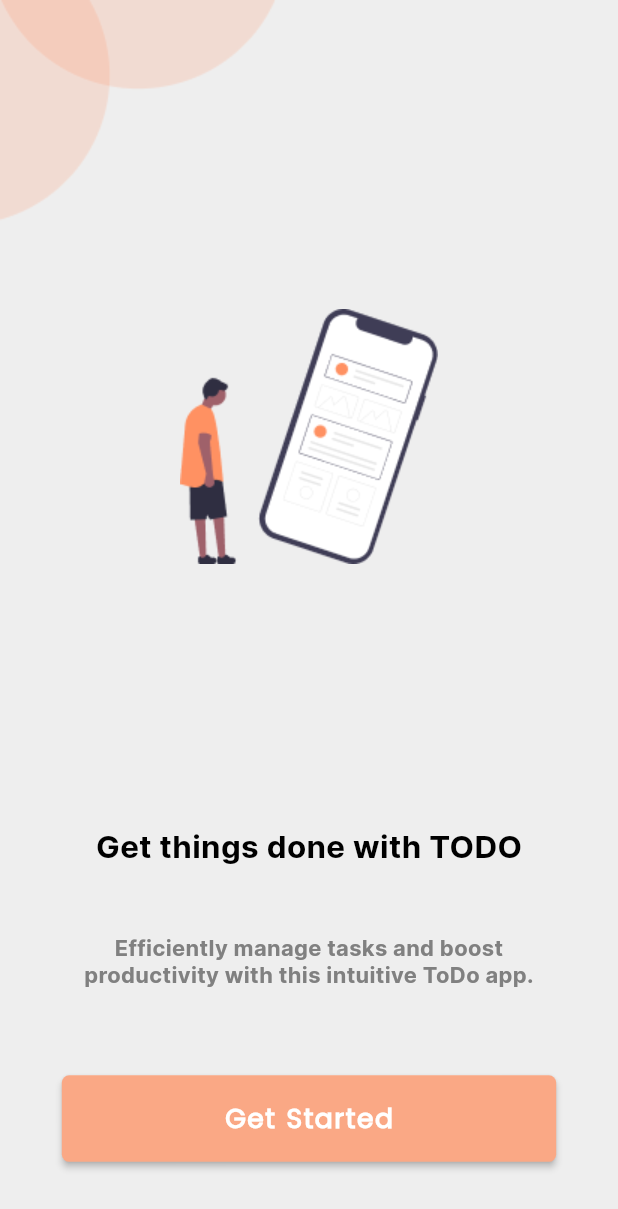
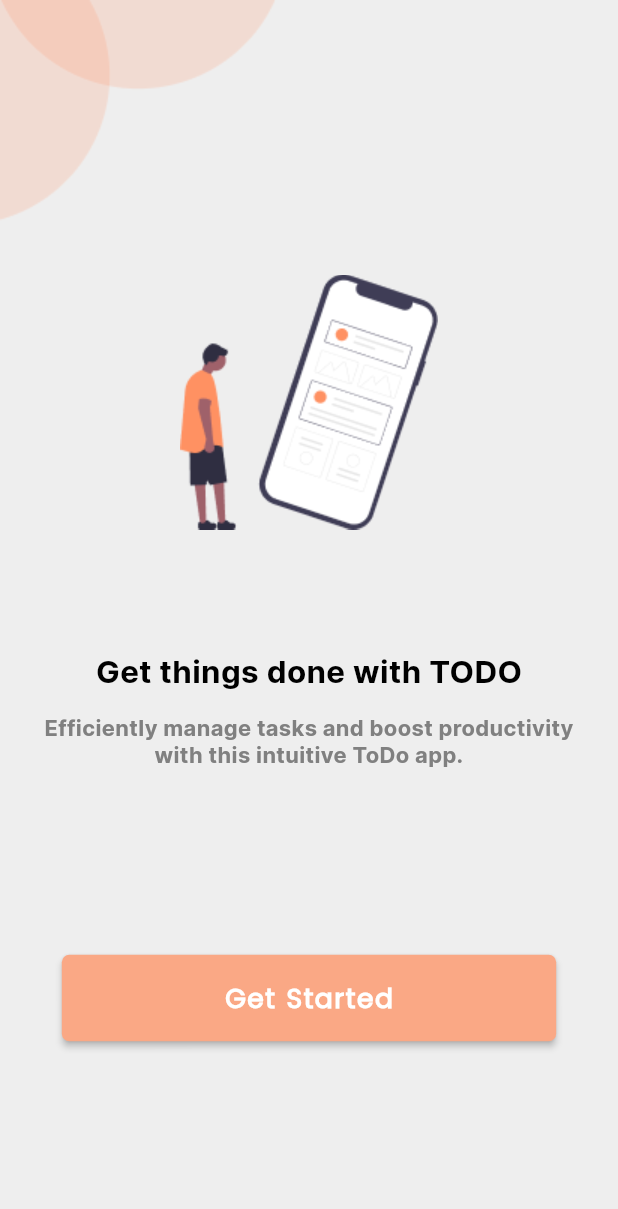
Before and after one commit to muneeb-shahid/Notepad, a Flutter app: the screen it shows after launch, on a phone screen of 412 x 824 dp. Shown: the top 1209 px of the screen. Run offline on Flutter 3.47's test engine with Material 2 defaults, Android fonts, the phone set to English and light mode, and no system bars; our stand-ins replace cloud_firestore, firebase_auth, firebase_core, flutter_screenutil, get, lottie; accounts and stored records are empty.

Commit message:
Thirteen commit

```diff
--- a/lib/home.dart
+++ b/lib/home.dart
@@ -128,6 +128,7 @@ class home extends StatelessWidget {
     }
 
     return Scaffold(
+      backgroundColor: Colors.red,
         floatingActionButton: FloatingActionButton(
           onPressed: () => _create(),
           child: Icon(Icons.create),
--- a/lib/view/Start_Screen/Start_Screen.dart
+++ b/lib/view/Start_Screen/Start_Screen.dart
@@ -19,34 +19,29 @@ class Start_Screen extends StatelessWidget {
       backgroundColor: Colors_Constants.app_background_color,
       body: SafeArea(
           top: true,
+          child: SingleChildScrollView(
             child: Column(
               children: [
-            Expanded(
-              child: Stack(
+                Row(
+                  mainAxisAlignment: MainAxisAlignment.start,
+                  crossAxisAlignment: CrossAxisAlignment.start,
                   children: [
-                  Container(
-                    color: Colors_Constants.app_background_color,
-                    height: double.infinity,
-                    width: double.infinity,
+                    Image(image: AssetImage("assets/images/shape.png")),
+                  ],
                 ),
-                  Positioned(
-                      child:
-                         Image(image: AssetImage("assets/images/shape.png")),),
-                  Positioned(
-                    top: heightt * 0.25,
-                    left: widthh * 0.1,
-                    right: widthh * 0.1,
-                    child: Center(
+                Padding(
+                  padding: const EdgeInsets.fromLTRB(20, 0, 20, 0),
+                  child: Column(children: [
+                    Center(
                       child: Image(
                           image: AssetImage(
                               "assets/images/Start screen image.png")),
                     ),
+                    SizedBox(
+                      height: heightt * 0.1,
                     ),
-                  Positioned(
-                      bottom: heightt * 0.3,
-                      left: widthh * 0.1,
-                      right: widthh * 0.1,
-                      child: Center(
+                    Center(
+                      child: FittedBox(
                         child: Text(
                           "Get things done with TODO",
                           style: TextStyle(
@@ -57,12 +52,12 @@ class Start_Screen extends StatelessWidget {
                               fontSize:
                                   Fonts_Size_Constants.heading_font_size.sp),
                         ),
-                      )),
-                  Positioned(
-                      bottom: heightt * 0.2,
-                      left: widthh * 0.1,
-                      right: widthh * 0.1,
-                      child: Center(
+                      ),
+                    ),
+                    SizedBox(
+                      height: heightt * 0.02,
+                    ),
+                    Center(
                       child: Text(
                         "Efficiently manage tasks and boost productivity with this intuitive ToDo app.",
                         textAlign: TextAlign.center,
@@ -73,22 +68,21 @@ class Start_Screen extends StatelessWidget {
                             color: Colors_Constants.app_grey_color,
                             fontSize: Fonts_Size_Constants.text_font_size.sp),
                       ),
-                      )),
-                  Positioned(
-                      bottom: heightt * 0.06,
-                      left: widthh * 0.1,
-                      right: widthh * 0.1,
-                      child: Login_SignUp_Button().customButton(context,
+                    ),
+                    SizedBox(
+                      height: heightt * 0.15,
+                    ),
+                    Login_SignUp_Button().customButton(context,
                         nextScreen: SignUp(),
                         innerColor: Colors_Constants.app_pink_color,
                         textColor: Colors_Constants.app_white_color,
-                          text: "Get Started"))
-                ],
-              ),
+                        text: "Get Started")
+                  ]),
                 ),
               ],
             ),
-      ),
+          )),
     );
+
   }
 }
--- a/lib/view/login/login.dart
+++ b/lib/view/login/login.dart
@@ -247,5 +247,6 @@ class Login extends StatelessWidget {
         ),
       ),
     );
+
   }
 }
--- a/lib/view/signUp/signUp.dart
+++ b/lib/view/signUp/signUp.dart
@@ -74,7 +74,7 @@ class SignUp extends StatelessWidget {
                             // Name TextFormField
                             TextFormField(
                               controller: signUpController
-                                  .NameTextEditingController.clear(),
+                                  .NameTextEditingController,
                               keyboardType: TextInputType.name,
                               focusNode: signUpController.focusNode1,
                               onFieldSubmitted: (value) {
@@ -108,7 +108,7 @@ class SignUp extends StatelessWidget {
                             ),
                             // Email TextFormField
                             TextFormField(
-                              controller: signUpController.emailAddress.clear(),
+                              controller: signUpController.emailAddress,
                               focusNode: signUpController.focusNode2,
                               onFieldSubmitted: (value) {
                                 FocusScope.of(context)
@@ -144,7 +144,7 @@ class SignUp extends StatelessWidget {
                             // Password TextFormField
                             TextFormField(
                               obscureText: signUpController.isObscured.value,
-                              controller: signUpController.password.clear(),
+                              controller: signUpController.password,
                               focusNode: signUpController.focusNode3,
                               style: TextStyle(
                                   color: Colors_Constants.app_black_color),
```
Lines whose indentation alone changed are shown as unchanged.
